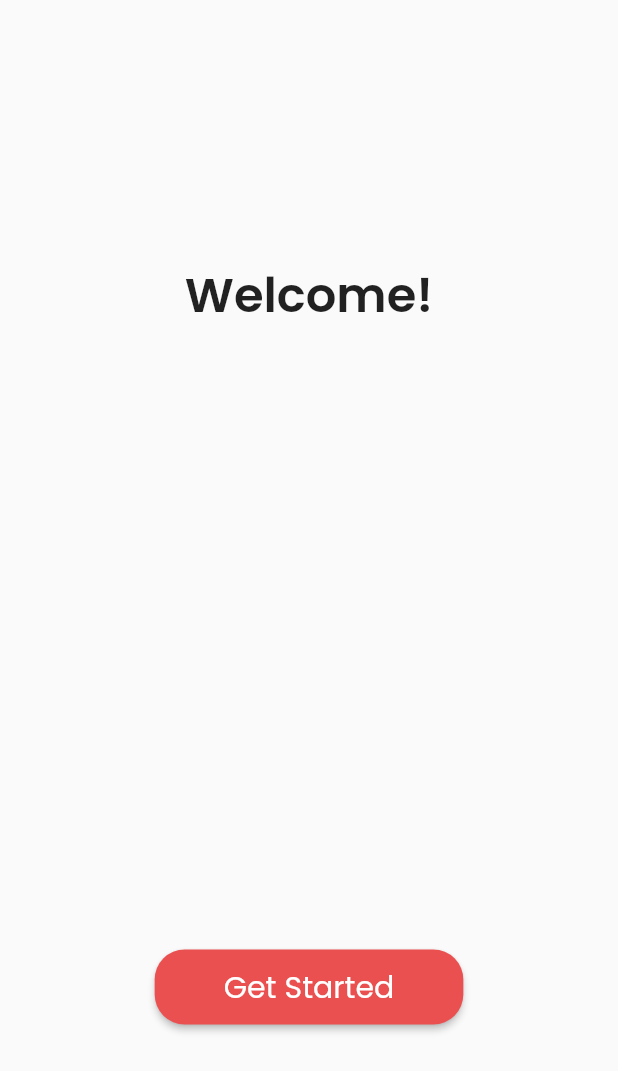
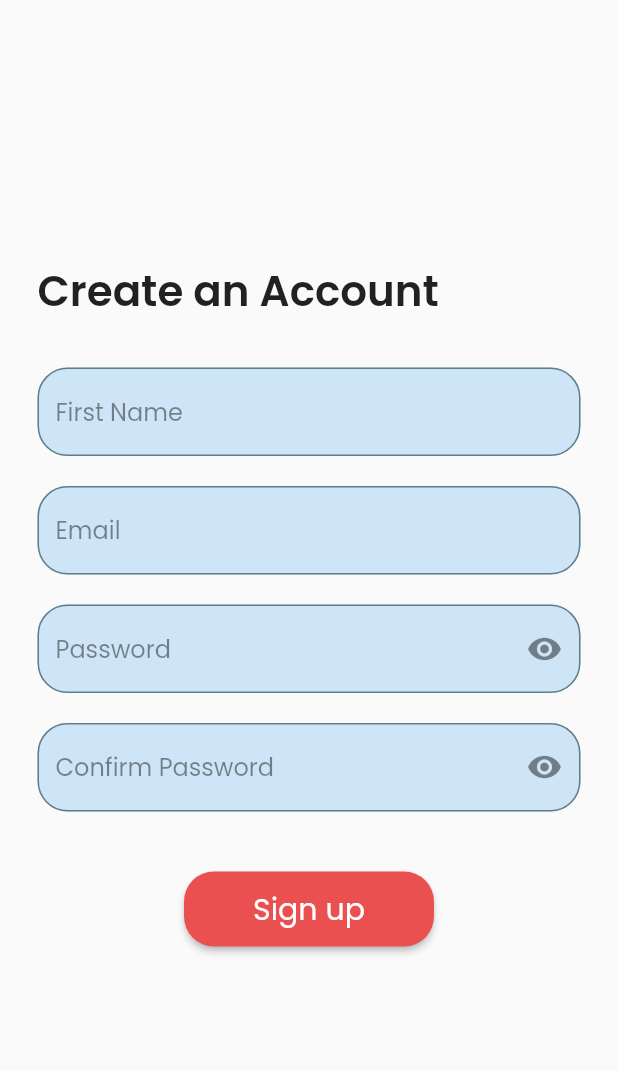
Before and after one commit to archrave/Workout-Tracker-App, a Flutter app: the screen it shows after launch, after a tap on "Get Started", on a phone screen of 412 x 824 dp. Shown: the top 1071 px of the screen. Run offline on Flutter 3.47's test engine with Material 2 defaults, Android fonts, the phone set to English and light mode, and no system bars; our stand-ins replace google_fonts.

Commit message:
Sign up UI done

```diff
--- /dev/null
+++ b/lib/helper_widgets.dart
@@ -0,0 +1 @@
+import 'package:flutter/material.dart';
--- a/lib/main.dart
+++ b/lib/main.dart
@@ -1,6 +1,7 @@
 import 'package:flutter/material.dart';
 import 'package:google_fonts/google_fonts.dart';
 import './screens/getting_started.dart';
+import './screens/auth_screen.dart';
 
 void main() {
   runApp(MyApp());
@@ -10,10 +11,16 @@ class MyApp extends StatelessWidget {
   @override
   Widget build(BuildContext context) {
     return MaterialApp(
+      debugShowCheckedModeBanner: false,
       title: 'Workout Tracker',
       theme: ThemeData(
+        // brightness: Brightness.light,
         // primarySwatch: Colors.red,
         primaryColor: const Color(0xffEB5050),
+        colorScheme: ColorScheme.light().copyWith(
+          // brightness: Brightness.light,
+          secondary: const Color(0xFF1B90E5),
+        ),
         textTheme: TextTheme(
           bodyLarge:
               GoogleFonts.poppins(fontSize: 28, fontWeight: FontWeight.w600),
@@ -35,6 +42,11 @@ class MyApp extends StatelessWidget {
         ),
       ),
       home: const GettingStartedScreen(),
+      routes: {
+        // '/': (ctx) => GettingStartedScreen(),
+        // GettingStartedScreen.routeName: (ctx) => GettingStartedScreen(),
+        AuthScreen.routeName: (ctx) => const AuthScreen(),
+      },
     );
   }
 }
--- /dev/null
+++ b/lib/screens/auth_screen.dart
@@ -0,0 +1,138 @@
+import 'package:flutter/material.dart';
+
+class AuthScreen extends StatefulWidget {
+  const AuthScreen({Key key}) : super(key: key);
+  static const routeName = '/auth-screen';
+
+  @override
+  State<AuthScreen> createState() => _AuthScreenState();
+}
+
+class _AuthScreenState extends State<AuthScreen> {
+  bool _passVisible = false;
+  bool _confirmPassVisible = false;
+
+  final _authFormKey = GlobalKey<FormState>();
+
+  InputDecoration buildInputDecoration(
+      {@required String text, Widget prefixIcon, Widget suffixIcon}) {
+    return InputDecoration(
+      prefixIcon: prefixIcon,
+      suffixIcon: suffixIcon,
+      // .copyWith(color: Colors.black38),
+      label: Text(
+        text,
+        style: Theme.of(context)
+            .textTheme
+            .bodySmall
+            .copyWith(color: Colors.black45),
+      ),
+      fillColor: Theme.of(context).colorScheme.secondary.withOpacity(0.20),
+      filled: true,
+      border: OutlineInputBorder(
+        borderSide: const BorderSide(color: Colors.blueGrey),
+        borderRadius: BorderRadius.circular(20),
+      ),
+      enabledBorder: OutlineInputBorder(
+        borderSide: const BorderSide(color: Colors.blueGrey),
+        borderRadius: BorderRadius.circular(20),
+      ),
+      focusedBorder: OutlineInputBorder(
+        borderRadius: BorderRadius.circular(20),
+        borderSide: BorderSide(
+            color: Theme.of(context).colorScheme.secondary, width: 2),
+      ),
+    );
+  }
+
+  @override
+  Widget build(BuildContext context) {
+    final height = MediaQuery.of(context).size.height;
+    return Scaffold(
+      body: Form(
+        key: _authFormKey,
+        child: Padding(
+          padding: const EdgeInsets.symmetric(horizontal: 25),
+          child: SingleChildScrollView(
+            physics: const BouncingScrollPhysics(),
+            child: Column(
+              crossAxisAlignment: CrossAxisAlignment.start,
+              children: [
+                SizedBox(height: 0.21 * height),
+                Text('Create an Account',
+                    style: Theme.of(context).textTheme.bodyLarge),
+                const SizedBox(height: 20),
+
+                Padding(
+                  padding: const EdgeInsets.symmetric(vertical: 10.0),
+                  child: TextFormField(
+                    decoration: buildInputDecoration(text: 'First Name'),
+                  ),
+                ),
+                Padding(
+                  padding: const EdgeInsets.symmetric(vertical: 10.0),
+                  child: TextFormField(
+                    decoration: buildInputDecoration(text: 'Email'),
+                  ),
+                ),
+                Padding(
+                  padding: const EdgeInsets.symmetric(vertical: 10.0),
+                  child: TextFormField(
+                    decoration: buildInputDecoration(
+                      text: 'Password',
+                      suffixIcon: IconButton(
+                        onPressed: () => setState(() {
+                          _passVisible = !_passVisible;
+                        }),
+                        icon: _passVisible
+                            ? const Icon(Icons.visibility_off)
+                            : const Icon(Icons.visibility),
+                      ),
+                    ),
+                    obscureText: !_passVisible,
+                  ),
+                ),
+                Padding(
+                  padding: const EdgeInsets.symmetric(vertical: 10.0),
+                  child: TextFormField(
+                    decoration: buildInputDecoration(
+                      text: 'Confirm Password',
+                      suffixIcon: IconButton(
+                        onPressed: () => setState(() {
+                          _confirmPassVisible = !_confirmPassVisible;
+                        }),
+                        icon: _confirmPassVisible
+                            ? const Icon(Icons.visibility_off)
+                            : const Icon(Icons.visibility),
+                      ),
+                    ),
+                    obscureText: !_confirmPassVisible,
+                  ),
+                ),
+                const SizedBox(height: 30),
+                Center(
+                  child: ElevatedButton(
+                    onPressed: () {},
+                    child: Padding(
+                      padding: const EdgeInsets.symmetric(
+                          vertical: 10.0, horizontal: 30),
+                      child: Text(
+                        'Sign up',
+                        style: Theme.of(context)
+                            .textTheme
+                            .bodyMedium
+                            .copyWith(color: Colors.white),
+                      ),
+                    ),
+                  ),
+                ),
+
+                // SizedBox(height: 0.50 * height),
+              ],
+            ),
+          ),
+        ),
+      ),
+    );
+  }
+}
--- a/lib/screens/getting_started.dart
+++ b/lib/screens/getting_started.dart
@@ -1,8 +1,9 @@
 import 'package:flutter/material.dart';
+import './auth_screen.dart';
 
 class GettingStartedScreen extends StatelessWidget {
   const GettingStartedScreen({Key key}) : super(key: key);
-
+  static const routeName = '/getting-started-screen';
   @override
   Widget build(BuildContext context) {
     final height = MediaQuery.of(context).size.height;
@@ -20,7 +21,10 @@ class GettingStartedScreen extends StatelessWidget {
             ),
             SizedBox(height: 0.50 * height),
             ElevatedButton(
-              onPressed: () {},
+              onPressed: () {
+                Navigator.of(context)
+                    .pushReplacementNamed(AuthScreen.routeName);
+              },
               child: Padding(
                 padding:
                     const EdgeInsets.symmetric(vertical: 10.0, horizontal: 30),
```
